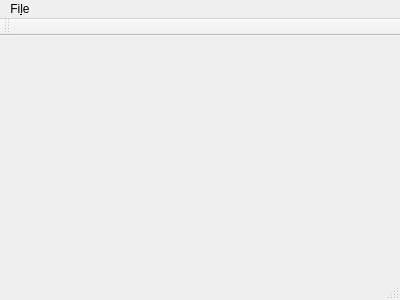
The window that mainwindow.ui (white777777/qt_custom_plot_test) describes before a commit, drawn with Qt 5.
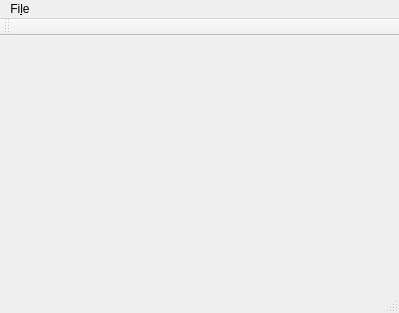
The same window after the commit.

What changed in the file:
```diff
--- a/mainwindow.ui
+++ b/mainwindow.ui
@@ -6,20 +6,27 @@
    <rect>
     <x>0</x>
     <y>0</y>
-    <width>400</width>
-    <height>300</height>
+    <width>399</width>
+    <height>313</height>
    </rect>
   </property>
   <property name="windowTitle">
    <string>MainWindow</string>
   </property>
-  <widget class="QWidget" name="centralWidget"/>
+  <widget class="QWidget" name="centralWidget">
+   <property name="sizePolicy">
+    <sizepolicy hsizetype="Maximum" vsizetype="Maximum">
+     <horstretch>0</horstretch>
+     <verstretch>0</verstretch>
+    </sizepolicy>
+   </property>
+  </widget>
   <widget class="QMenuBar" name="menuBar">
    <property name="geometry">
     <rect>
      <x>0</x>
      <y>0</y>
-     <width>400</width>
+     <width>399</width>
      <height>31</height>
     </rect>
    </property>
```
Left out of the diff: 6 changed lines with no effect on the pictures.
